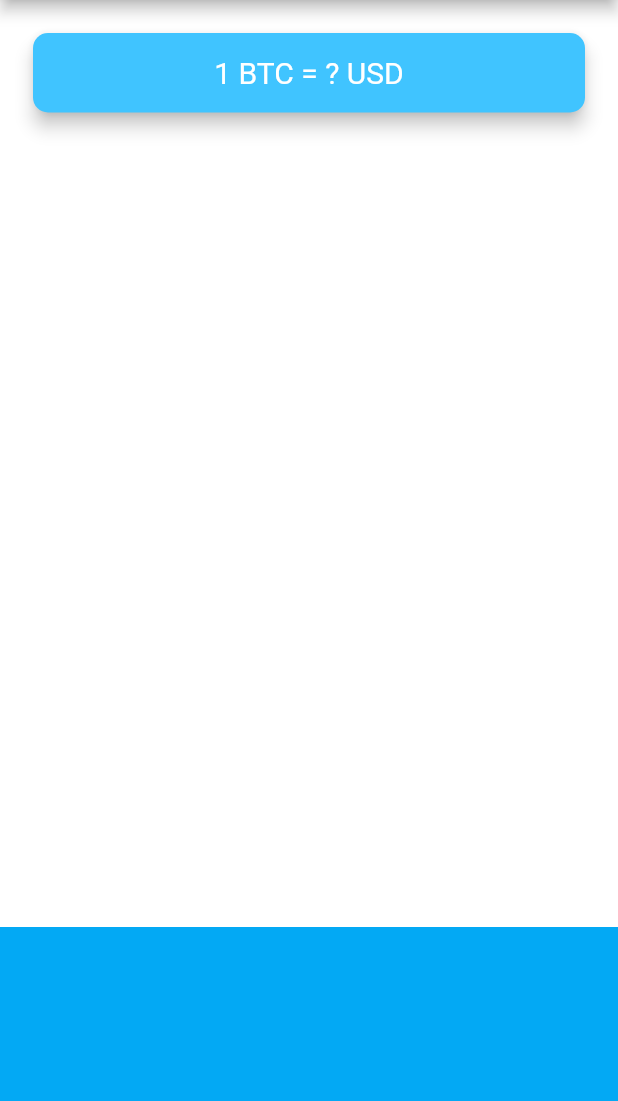
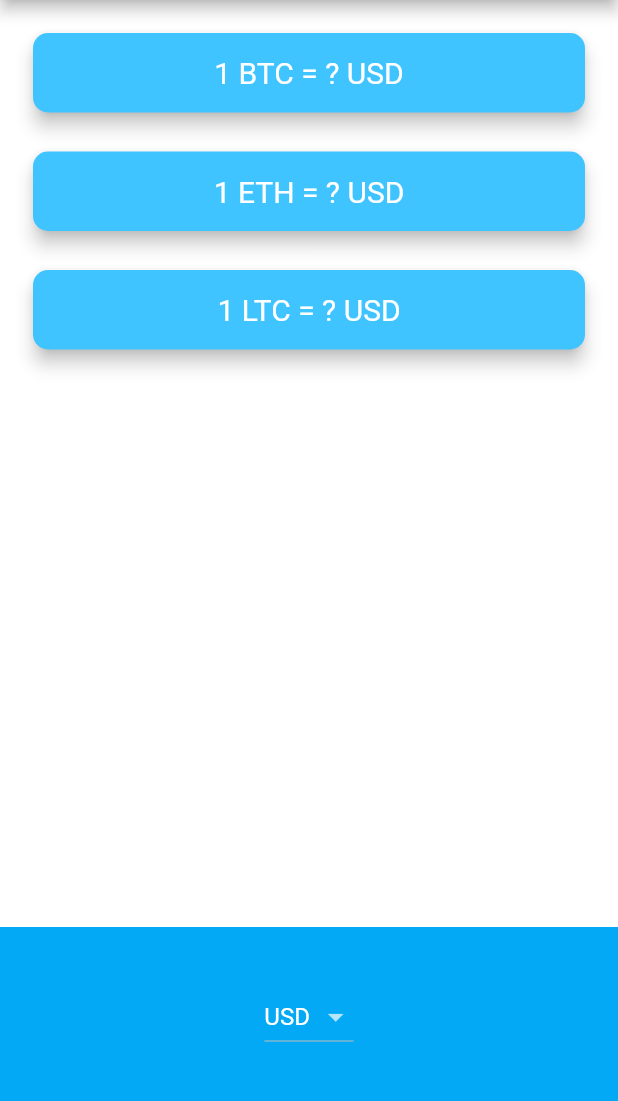
Before and after one commit to HeratUni-CS/bitcoin-ticker-MahdiMohammadi98125, a Flutter app: the screen it shows after launch, on a phone screen of 412 x 824 dp, the part 84-1185 px from its top. Run offline on Flutter 3.47's test engine with Material 2 defaults, Android fonts, the phone set to English and light mode, and no system bars.

Commit message:
drop-down added

```diff
--- a/lib/price_screen.dart
+++ b/lib/price_screen.dart
@@ -1,4 +1,6 @@
+import 'package:flutter/cupertino.dart';
 import 'package:flutter/material.dart';
+import 'coin_data.dart';
 
 class PriceScreen extends StatefulWidget {
   @override
@@ -6,6 +8,26 @@ class PriceScreen extends StatefulWidget {
 }
 
 class _PriceScreenState extends State<PriceScreen> {
+  String? selectedCurrency = 'USD';
+  DropdownButton getCurrencyDropdown() {
+    List<DropdownMenuItem> currencies = [];
+    for (String currency in currenciesList) {
+      var newCurrency = DropdownMenuItem(
+        value: currency,
+        child: Text(currency),
+      );
+      currencies.add(newCurrency);
+    }
+    return DropdownButton(
+        value: selectedCurrency,
+        items: currencies,
+        onChanged: (value) {
+          setState(() {
+            selectedCurrency = value;
+          });
+        });
+  }
+
   @override
   Widget build(BuildContext context) {
     return Scaffold(
@@ -16,6 +38,9 @@ class _PriceScreenState extends State<PriceScreen> {
         mainAxisAlignment: MainAxisAlignment.spaceBetween,
         crossAxisAlignment: CrossAxisAlignment.stretch,
         children: <Widget>[
+          Column(
+            crossAxisAlignment: CrossAxisAlignment.stretch,
+            children: [
               Padding(
                 padding: const EdgeInsets.fromLTRB(18.0, 18.0, 18.0, 0),
                 child: Card(
@@ -25,7 +50,8 @@ class _PriceScreenState extends State<PriceScreen> {
                     borderRadius: BorderRadius.circular(10.0),
                   ),
                   child: const Padding(
-                padding: EdgeInsets.symmetric(vertical: 15.0, horizontal: 28.0),
+                    padding:
+                        EdgeInsets.symmetric(vertical: 15.0, horizontal: 28.0),
                     child: Text(
                       '1 BTC = ? USD',
                       textAlign: TextAlign.center,
@@ -37,12 +63,58 @@ class _PriceScreenState extends State<PriceScreen> {
                   ),
                 ),
               ),
+              Padding(
+                padding: const EdgeInsets.fromLTRB(18.0, 18.0, 18.0, 0),
+                child: Card(
+                  color: Colors.lightBlueAccent,
+                  elevation: 5.0,
+                  shape: RoundedRectangleBorder(
+                    borderRadius: BorderRadius.circular(10.0),
+                  ),
+                  child: const Padding(
+                    padding:
+                        EdgeInsets.symmetric(vertical: 15.0, horizontal: 28.0),
+                    child: Text(
+                      '1 ETH = ? USD',
+                      textAlign: TextAlign.center,
+                      style: TextStyle(
+                        fontSize: 20.0,
+                        color: Colors.white,
+                      ),
+                    ),
+                  ),
+                ),
+              ),
+              Padding(
+                padding: const EdgeInsets.fromLTRB(18.0, 18.0, 18.0, 0),
+                child: Card(
+                  color: Colors.lightBlueAccent,
+                  elevation: 5.0,
+                  shape: RoundedRectangleBorder(
+                    borderRadius: BorderRadius.circular(10.0),
+                  ),
+                  child: const Padding(
+                    padding:
+                        EdgeInsets.symmetric(vertical: 15.0, horizontal: 28.0),
+                    child: Text(
+                      '1 LTC = ? USD',
+                      textAlign: TextAlign.center,
+                      style: TextStyle(
+                        fontSize: 20.0,
+                        color: Colors.white,
+                      ),
+                    ),
+                  ),
+                ),
+              ),
+            ],
+          ),
           Container(
             height: 150.0,
             alignment: Alignment.center,
             padding: const EdgeInsets.only(bottom: 30.0),
             color: Colors.lightBlue,
-            child: null,
+            child: getCurrencyDropdown(),
           ),
         ],
       ),
```
Lines whose indentation alone changed are shown as unchanged.
